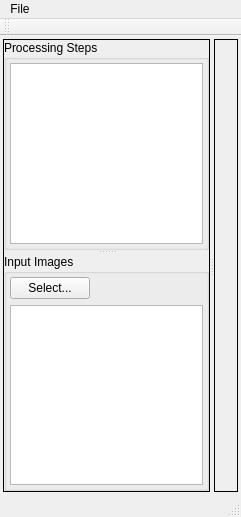
First picture: the form in PoolShark/MainWindow.ui, repository saraiza/PoolShark, before the edit.
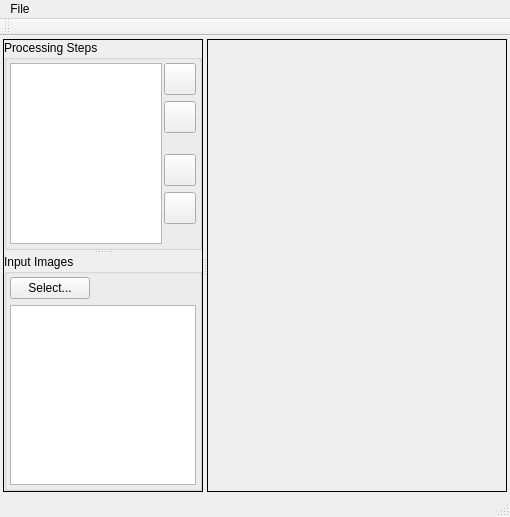
Second picture: the form after the edit. Icons and pictures are not drawn. Custom widgets are drawn as their Qt base class.

Patch:
```diff
--- a/PoolShark/MainWindow.ui
+++ b/PoolShark/MainWindow.ui
@@ -6,7 +6,7 @@
    <rect>
     <x>0</x>
     <y>0</y>
-    <width>241</width>
+    <width>510</width>
     <height>517</height>
    </rect>
   </property>
@@ -44,6 +44,9 @@
          <string>Processing Steps</string>
         </property>
         <layout class="QHBoxLayout" name="horizontalLayout_2">
+         <property name="spacing">
+          <number>2</number>
+         </property>
          <property name="leftMargin">
           <number>3</number>
          </property>
@@ -66,6 +69,173 @@
            </property>
           </widget>
          </item>
+         <item>
+          <layout class="QVBoxLayout" name="verticalLayout_5">
+           <item>
+            <widget class="QPushButton" name="pbAddStep">
+             <property name="sizePolicy">
+              <sizepolicy hsizetype="Fixed" vsizetype="Fixed">
+               <horstretch>0</horstretch>
+               <verstretch>0</verstretch>
+              </sizepolicy>
+             </property>
+             <property name="minimumSize">
+              <size>
+               <width>32</width>
+               <height>32</height>
+              </size>
+             </property>
+             <property name="maximumSize">
+              <size>
+               <width>32</width>
+               <height>32</height>
+              </size>
+             </property>
+             <property name="toolTip">
+              <string>&lt;html&gt;&lt;head/&gt;&lt;body&gt;&lt;p&gt;Add a proccesing step to the pipeline&lt;/p&gt;&lt;/body&gt;&lt;/html&gt;</string>
+             </property>
+             <property name="text">
+              <string/>
+             </property>
+             <property name="icon">
+              <iconset resource="PoolShark.qrc">
+               <normaloff>:/res/Plus</normaloff>:/res/Plus</iconset>
+             </property>
+             <property name="iconSize">
+              <size>
+               <width>17</width>
+               <height>17</height>
+              </size>
+             </property>
+            </widget>
+           </item>
+           <item>
+            <widget class="QPushButton" name="pbRemoveStep">
+             <property name="sizePolicy">
+              <sizepolicy hsizetype="Fixed" vsizetype="Fixed">
+               <horstretch>0</horstretch>
+               <verstretch>0</verstretch>
+              </sizepolicy>
+             </property>
+             <property name="minimumSize">
+              <size>
+               <width>32</width>
+               <height>32</height>
+              </size>
+             </property>
+             <property name="maximumSize">
+              <size>
+               <width>32</width>
+               <height>32</height>
+              </size>
+             </property>
+             <property name="toolTip">
+              <string>&lt;html&gt;&lt;head/&gt;&lt;body&gt;&lt;p&gt;Remove the selected proccesing step from the pipeline&lt;/p&gt;&lt;/body&gt;&lt;/html&gt;</string>
+             </property>
+             <property name="text">
+              <string/>
+             </property>
+             <property name="icon">
+              <iconset resource="PoolShark.qrc">
+               <normaloff>:/res/RedX</normaloff>:/res/RedX</iconset>
+             </property>
+            </widget>
+           </item>
+           <item>
+            <spacer name="verticalSpacer">
+             <property name="orientation">
+              <enum>Qt::Vertical</enum>
+             </property>
+             <property name="sizeType">
+              <enum>QSizePolicy::Fixed</enum>
+             </property>
+             <property name="sizeHint" stdset="0">
+              <size>
+               <width>20</width>
+               <height>15</height>
+              </size>
+             </property>
+            </spacer>
+           </item>
+           <item>
+            <widget class="QPushButton" name="pbMoveStepUp">
+             <property name="sizePolicy">
+              <sizepolicy hsizetype="Fixed" vsizetype="Fixed">
+               <horstretch>0</horstretch>
+               <verstretch>0</verstretch>
+              </sizepolicy>
+             </property>
+             <property name="minimumSize">
+              <size>
+               <width>32</width>
+               <height>32</height>
+              </size>
+             </property>
+             <property name="maximumSize">
+              <size>
+               <width>32</width>
+               <height>32</height>
+              </size>
+             </property>
+             <property name="toolTip">
+              <string>&lt;html&gt;&lt;head/&gt;&lt;body&gt;&lt;p&gt;Move the selected proccesing step up&lt;/p&gt;&lt;/body&gt;&lt;/html&gt;</string>
+             </property>
+             <property name="text">
+              <string/>
+             </property>
+             <property name="icon">
+              <iconset resource="PoolShark.qrc">
+               <normaloff>:/res/ArrowUp</normaloff>:/res/ArrowUp</iconset>
+             </property>
+            </widget>
+           </item>
+           <item>
+            <widget class="QPushButton" name="pbMoveStepDown">
+             <property name="sizePolicy">
+              <sizepolicy hsizetype="Fixed" vsizetype="Fixed">
+               <horstretch>0</horstretch>
+               <verstretch>0</verstretch>
+              </sizepolicy>
+             </property>
+             <property name="minimumSize">
+              <size>
+               <width>32</width>
+               <height>32</height>
+              </size>
+             </property>
+             <property name="maximumSize">
+              <size>
+               <width>32</width>
+               <height>32</height>
+              </size>
+             </property>
+             <property name="toolTip">
+              <string>&lt;html&gt;&lt;head/&gt;&lt;body&gt;&lt;p&gt;Move the selected proccesing step down&lt;/p&gt;&lt;/body&gt;&lt;/html&gt;</string>
+             </property>
+             <property name="text">
+              <string/>
+             </property>
+             <property name="icon">
+              <iconset resource="PoolShark.qrc">
+               <normaloff>:/res/ArrowDown</normaloff>:/res/ArrowDown</iconset>
+             </property>
+            </widget>
+           </item>
+           <item>
+            <spacer name="verticalSpacer_2">
+             <property name="orientation">
+              <enum>Qt::Vertical</enum>
+             </property>
+             <property name="sizeHint" stdset="0">
+              <size>
+               <width>20</width>
+               <height>3</height>
+              </size>
+             </property>
+            </spacer>
+           </item>
+          </layout>
+         </item>
         </layout>
        </widget>
        <widget class="QGroupBox" name="gbInputImages">
@@ -132,6 +302,12 @@
        </widget>
       </widget>
       <widget class="QFrame" name="wParams">
+       <property name="minimumSize">
+        <size>
+         <width>300</width>
+         <height>0</height>
+        </size>
+       </property>
        <property name="frameShape">
         <enum>QFrame::Box</enum>
        </property>
@@ -181,7 +357,7 @@
     <rect>
      <x>0</x>
      <y>0</y>
-     <width>241</width>
+     <width>510</width>
      <height>22</height>
     </rect>
    </property>
```
Left out of the diff: 3 changed lines with no effect on the pictures.
